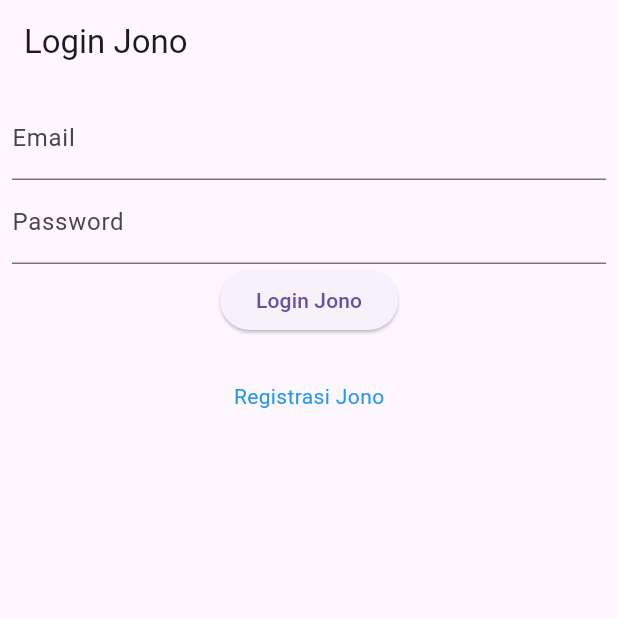
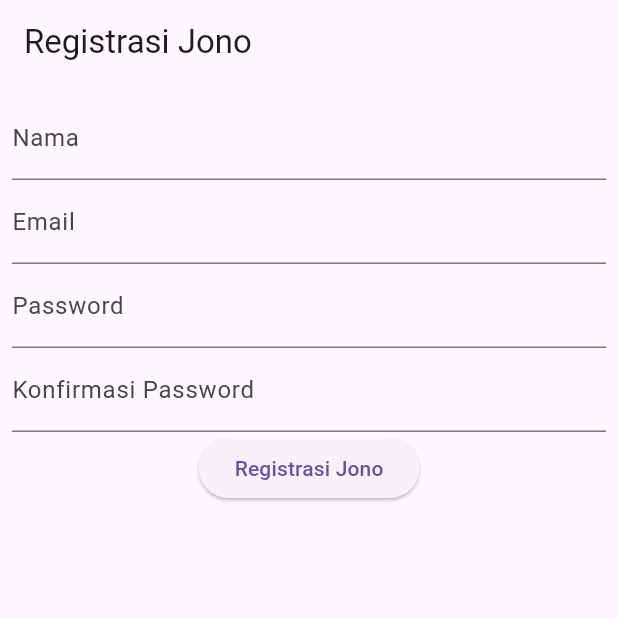
Before and after one commit to KangJ0n0/LabMobile4_AfifthaRavi_A, a Flutter app: the screen it shows after launch, on a phone screen of 412 x 824 dp, the top half of it. Run offline on Flutter 3.47's test engine with Material 3 defaults, Android fonts, the phone set to English and light mode, and no system bars.

Commit message:
ss ketinggalan

```diff
--- a/lib/main.dart
+++ b/lib/main.dart
@@ -1,5 +1,5 @@
 import 'package:flutter/material.dart';
-import 'package:tokokita/ui/login_page.dart';
+import 'package:tokokita/ui/registrasi_page.dart';
 
 void main() {
   runApp(const MyApp());
@@ -13,7 +13,7 @@ class MyApp extends StatelessWidget {
     return const MaterialApp(
       title: 'Toko Kita',
       debugShowCheckedModeBanner: false,
-      home: LoginPage(),
+      home: RegistrasiPage(),
     );
   }
 }
```
Also changed, not shown: assets/img/registrasi.png (added).
